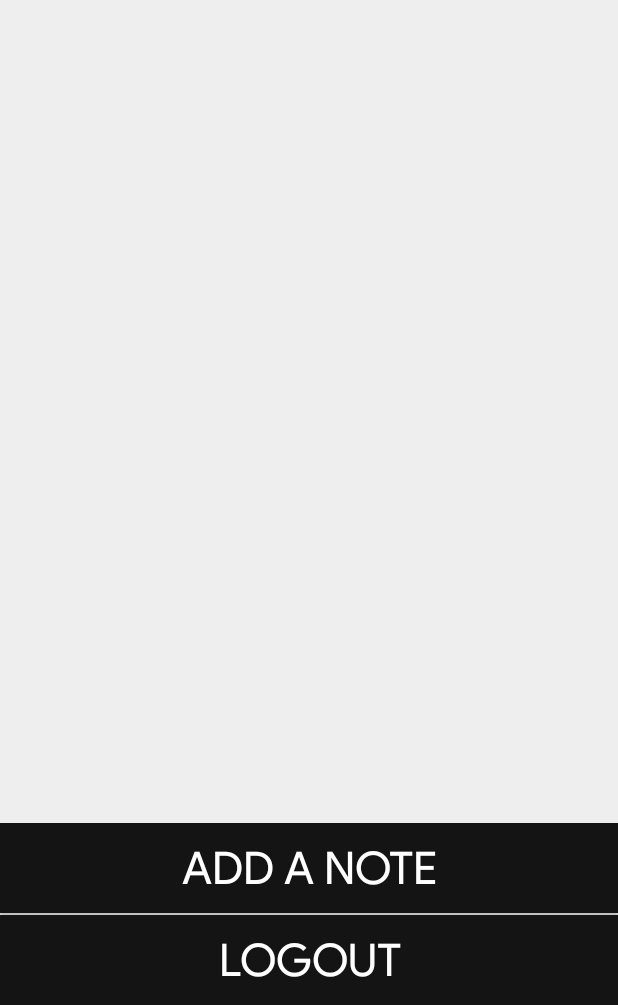
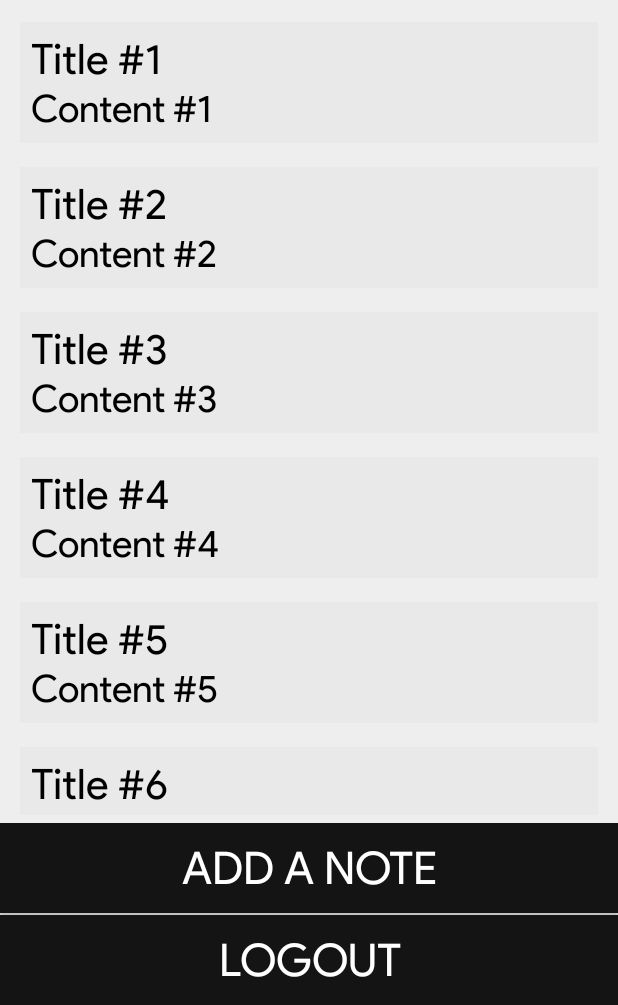
Before and after one commit to oorjitchowdhary/notes-app, an Android app: the screen it shows after launch once a user with an empty profile is signed in (ViewNotesActivity), on a phone screen of 412 x 824 dp, the part 231-1236 px from its top. Run offline under Robolectric (Android 15) with nearby library versions, the phone set to English and light mode, and no system bars; our stand-ins replace Firebase (no records; nobody signed in at launch, a user with empty details on screens opened directly).

Commit message:
RecyclerView!

```diff
--- a/app/build.gradle
+++ b/app/build.gradle
@@ -20,7 +20,7 @@ android {
 }
 
 dependencies {
-    implementation fileTree(dir: 'libs', include: ['*.jar'])
+    implementation fileTree(include: ['*.jar'], dir: 'libs')
     implementation 'com.android.support:appcompat-v7:28.0.0'
     implementation 'com.android.support.constraint:constraint-layout:1.1.3'
     implementation 'com.android.support:design:28.0.0'
--- a/app/src/main/java/com/example/notes_app/ViewNotesActivity.java
+++ b/app/src/main/java/com/example/notes_app/ViewNotesActivity.java
@@ -3,20 +3,32 @@ package com.example.notes_app;
 import android.content.Intent;
 import android.support.v7.app.AppCompatActivity;
 import android.os.Bundle;
+import android.support.v7.widget.LinearLayoutManager;
+import android.support.v7.widget.RecyclerView;
 import android.view.View;
 import android.widget.Button;
 import android.widget.Toast;
 
+import com.example.notes_app.adapters.NotesRecyclerAdapter;
+import com.example.notes_app.models.NoteDetails;
 import com.google.firebase.auth.FirebaseAuth;
+
+import java.util.ArrayList;
 
 public class ViewNotesActivity extends AppCompatActivity {
     Button add_note;
     private FirebaseAuth mAuth;
+    private RecyclerView mRecyclerView;
+    private ArrayList<NoteDetails> mNotes = new ArrayList<>();
+    private NotesRecyclerAdapter mNotesRecyclerAdapter;
 
     @Override
     protected void onCreate(Bundle savedInstanceState) {
         super.onCreate(savedInstanceState);
         setContentView(R.layout.activity_view_notes);
+        mRecyclerView = findViewById(R.id.recyclerView);
+        initRecyclerView();
+        randomNotes();
 
         add_note = (Button) findViewById(R.id.create_note);
         add_note.setOnClickListener(new View.OnClickListener() {
@@ -28,12 +40,31 @@ public class ViewNotesActivity extends AppCompatActivity {
         });
     }
 
-        public void logOut(View view){
+    private void randomNotes() {
+        for(int i = 1; i < 100; i++){
+            NoteDetails note = new NoteDetails();
+            note.setTitle("Title #" + i);
+            note.setContent("Content #" + i);
+            mNotes.add(note);
+        }
+        mNotesRecyclerAdapter.notifyDataSetChanged();
+    }
+
+    private void initRecyclerView() {
+        LinearLayoutManager linearLayoutManager = new LinearLayoutManager(this);
+        mRecyclerView.setLayoutManager(linearLayoutManager);
+        mNotesRecyclerAdapter = new NotesRecyclerAdapter(mNotes);
+        mRecyclerView.setAdapter(mNotesRecyclerAdapter);
+    }
+
+    public void logOut(View view){
             mAuth.getInstance().signOut();
             Toast.makeText(this, "Log-out successful", Toast.LENGTH_SHORT).show();
             startActivity(new Intent(this,MainActivity.class));
 
-        }
+    }
 
-        public void
+    public void viewNotes(View view){
+
+    }
 }
--- /dev/null
+++ b/app/src/main/java/com/example/notes_app/adapters/NotesRecyclerAdapter.java
@@ -0,0 +1,48 @@
+package com.example.notes_app.adapters;
+
+import android.support.annotation.NonNull;
+import android.support.v7.widget.RecyclerView;
+import android.view.LayoutInflater;
+import android.view.View;
+import android.view.ViewGroup;
+import android.widget.TextView;
+import com.example.notes_app.R;
+import com.example.notes_app.models.NoteDetails;
+import java.util.ArrayList;
+
+public class NotesRecyclerAdapter extends RecyclerView.Adapter<NotesRecyclerAdapter.ViewHolder> {
+
+    private ArrayList<NoteDetails> mNotes = new ArrayList<>();
+    public NotesRecyclerAdapter(ArrayList<NoteDetails> notes) {
+        this.mNotes = notes;
+    }
+
+    @NonNull
+    @Override
+    public ViewHolder onCreateViewHolder(@NonNull ViewGroup viewGroup, int i) {
+        View view = LayoutInflater.from(viewGroup.getContext()).inflate(R.layout.list_item, viewGroup, false);
+        return new ViewHolder(view);
+    }
+
+    @Override
+    public void onBindViewHolder(@NonNull ViewHolder viewHolder, int i) {
+        viewHolder.title.setText(mNotes.get(i).getTitle());
+        viewHolder.content.setText(mNotes.get(i).getContent());
+
+    }
+
+    @Override
+    public int getItemCount() {
+        return mNotes.size();
+    }
+
+    public class ViewHolder extends RecyclerView.ViewHolder {
+        TextView title, content;
+
+        public ViewHolder(@NonNull View itemView) {
+            super(itemView);
+            title = itemView.findViewById(R.id.listtitle);
+            content = itemView.findViewById(R.id.listcontent);
+        }
+    }
+}
--- /dev/null
+++ b/app/src/main/java/com/example/notes_app/models/NoteDetails.java
@@ -0,0 +1,37 @@
+package com.example.notes_app.models;
+
+public class NoteDetails {
+    private String title, content;
+
+    public NoteDetails(String title, String content) {
+        this.title = title;
+        this.content = content;
+    }
+
+    public NoteDetails() {
+    }
+
+    public String getTitle() {
+        return title;
+    }
+
+    public void setTitle(String title) {
+        this.title = title;
+    }
+
+    public String getContent() {
+        return content;
+    }
+
+    public void setContent(String content) {
+        this.content = content;
+    }
+
+    @Override
+    public String toString() {
+        return "NoteDetails{" +
+                "title='" + title + '\'' +
+                ", content='" + content + '\'' +
+                '}';
+    }
+}
--- a/app/src/main/res/layout/activity_create_note.xml
+++ b/app/src/main/res/layout/activity_create_note.xml
@@ -18,14 +18,12 @@
             android:layout_height="90dp"
             android:id="@+id/icon"
             android:layout_marginStart="30dp"
-            android:fontFamily="@font/productsans"
             android:src="@drawable/add_note_icon" />
 
         <TextView
             android:layout_width="match_parent"
             android:layout_marginEnd="31dp"
             android:layout_height="wrap_content"
-            android:fontFamily="@font/productsans"
             android:text="Add a Note"
             android:layout_marginTop="13dp"
             android:textAlignment="textEnd"
@@ -47,7 +45,6 @@
             android:layout_width="match_parent"
             android:layout_height="wrap_content"
             android:layout_margin="15dp"
-            android:fontFamily="@font/productsans"
             android:hint="Title"
             android:inputType="textEmailAddress"
             android:textAlignment="center"
@@ -59,7 +56,6 @@
             android:layout_width="match_parent"
             android:layout_height="150dp"
             android:layout_margin="15dp"
-            android:fontFamily="@font/productsans"
             android:hint="Content"
             android:inputType="textMultiLine"
             android:textAlignment="center"
@@ -74,7 +70,6 @@
         android:text="Save"
         android:onClick="saveNote"
         android:layout_centerVertical="true"
-        android:fontFamily="@font/productsans"
         android:layout_alignParentBottom="true"
         android:textSize="30dp"
         android:textColor="#fff"
--- a/app/src/main/res/layout/activity_main.xml
+++ b/app/src/main/res/layout/activity_main.xml
@@ -18,7 +18,6 @@
             android:layout_height="100dp"
             android:id="@+id/icon"
             android:layout_marginStart="30dp"
-            android:fontFamily="@font/productsans"
             android:src="@drawable/icon" />
 
         <TextView
@@ -26,7 +25,6 @@
             android:layout_marginEnd="85dp"
             android:layout_height="wrap_content"
             android:id="@+id/tv1"
-            android:fontFamily="@font/productsans"
             android:text="Notes"
             android:textAlignment="textEnd"
             android:textColor="#000"
@@ -55,7 +53,6 @@
             android:layout_width="match_parent"
             android:layout_height="wrap_content"
             android:layout_margin="15dp"
-            android:fontFamily="@font/productsans"
             android:hint="Email"
             android:id="@+id/email"
             android:inputType="textEmailAddress"
@@ -67,7 +64,6 @@
             android:layout_height="wrap_content"
             android:layout_margin="15dp"
             android:id="@+id/password"
-            android:fontFamily="@font/productsans"
             android:hint="Password"
             android:inputType="textPassword"
             android:textColorHint="#000"
@@ -85,7 +81,6 @@
             android:layout_width="match_parent"
             android:layout_height="60dp"
             android:text="Login"
-            android:fontFamily="@font/productsans"
             android:textSize="30dp"
             android:textColor="#fff"
             android:onClick="logIn"
@@ -98,7 +93,6 @@
             android:layout_width="match_parent"
             android:layout_height="60dp"
             android:text="Sign up"
-            android:fontFamily="@font/productsans"
             android:textSize="30dp"
             android:textColor="#fff"
             android:background="#141414"/>
--- a/app/src/main/res/layout/activity_view_notes.xml
+++ b/app/src/main/res/layout/activity_view_notes.xml
@@ -8,6 +8,7 @@
     android:background="#EEEEEE">
 
     <LinearLayout
+        android:id="@+id/linear1"
         android:layout_width="match_parent"
         android:layout_height="wrap_content"
         android:orientation="horizontal"
@@ -18,23 +19,33 @@
             android:layout_height="90dp"
             android:id="@+id/icon"
             android:layout_marginStart="30dp"
-            android:fontFamily="@font/productsans"
             android:src="@drawable/icon" />
 
         <TextView
             android:layout_width="match_parent"
             android:layout_marginEnd="35dp"
             android:layout_height="wrap_content"
-            android:fontFamily="@font/productsans"
             android:layout_marginTop="10dp"
             android:text="My Notes"
+            android:id="@+id/mynotes"
             android:textAlignment="textEnd"
             android:textColor="#000"
             android:textSize="55sp"
             android:textStyle="bold" />
     </LinearLayout>
 
+    <android.support.v7.widget.RecyclerView
+        android:layout_width="match_parent"
+        android:layout_height="match_parent"
+        android:id="@+id/recyclerView"
+        android:padding="5dp"
+        android:layout_below="@id/linear1"
+        android:layout_above="@id/linear2">
+
+    </android.support.v7.widget.RecyclerView>
+
     <LinearLayout
+        android:id="@+id/linear2"
         android:layout_width="match_parent"
         android:layout_height="wrap_content"
         android:layout_alignParentBottom="true"
@@ -45,7 +56,6 @@
             android:layout_width="match_parent"
             android:layout_height="60dp"
             android:text="Add a Note"
-            android:fontFamily="@font/productsans"
             android:textSize="30dp"
             android:textColor="#fff"
             android:background="#141414"/>
@@ -57,7 +67,6 @@
             android:layout_width="match_parent"
             android:layout_height="60dp"
             android:text="Logout"
-            android:fontFamily="@font/productsans"
             android:textSize="30dp"
             android:textColor="#fff"
             android:background="#141414"/>
--- /dev/null
+++ b/app/src/main/res/layout/list_item.xml
@@ -0,0 +1,28 @@
+<?xml version="1.0" encoding="utf-8"?>
+<LinearLayout
+    xmlns:android="http://schemas.android.com/apk/res/android"
+    android:layout_width="match_parent"
+    android:layout_height="wrap_content"
+    android:orientation="vertical"
+    android:background="#e9e9e9"
+    android:layout_margin="8dp"
+    android:padding="7dp">
+
+    <TextView
+        android:layout_width="match_parent"
+        android:layout_height="wrap_content"
+        android:id="@+id/listtitle"
+        android:text="Title"
+        android:textSize="28sp"
+        android:textColor="#000"/>
+
+    <TextView
+        android:layout_width="match_parent"
+        android:layout_height="wrap_content"
+        android:id="@+id/listcontent"
+        android:text="This is the content..."
+        android:textSize="25sp"
+        android:lines="1"
+        android:textColor="#000"/>
+
+</LinearLayout>
```
